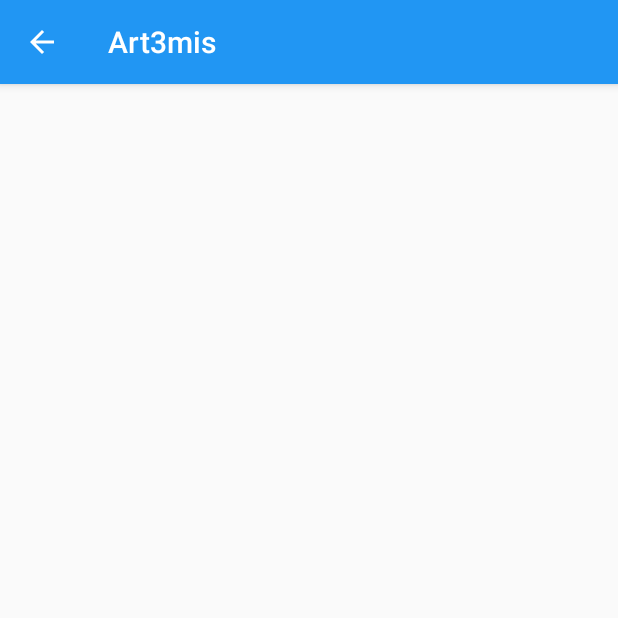
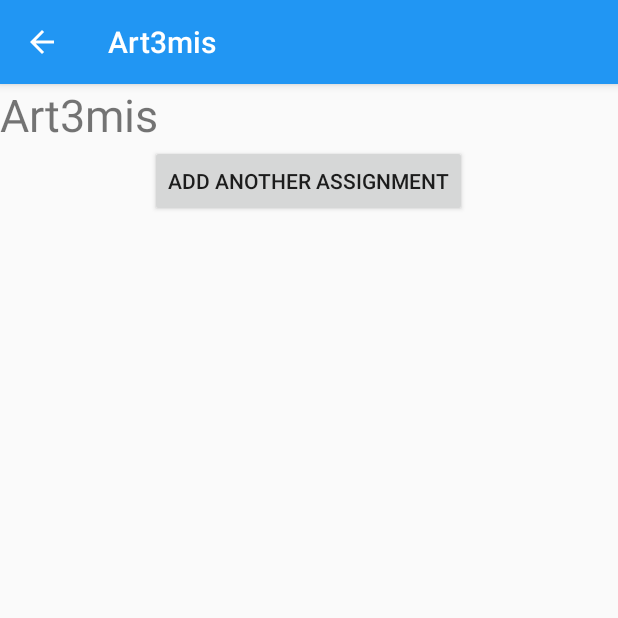
Before and after one commit to JasonTang99/Art3mis, an Android app: the screen it shows after launch (Results), after a tap on "RESULTS", on a phone screen of 412 x 824 dp, the top half of it. Run offline under Robolectric (Android 15) with nearby library versions, the phone set to English and light mode, and no system bars.

Commit message:
Fixed the button problem by using a max heighted scrollview

```diff
--- a/app/src/main/java/com/example/jason/art3mis/NewInput.java
+++ b/app/src/main/java/com/example/jason/art3mis/NewInput.java
@@ -42,14 +42,16 @@ public class NewInput extends AppCompatActivity {
 		tv1.setText("Oh hi mark");
 		tv1.setPadding(8,8,8,8);
 
+		String num = Integer.toString(numberOfAssignments);
+
 		TextView tv2 = new TextView(this);
-		tv2.setText("I did not hit her");
+		tv2.setText(R.string.add_work + num);
 		tv2.setPadding(8,8,8,8);
 
 		newAssignment.addView(tv1);
 		newAssignment.addView(tv2);
 
-		scrollingAssignments.addView(newAssignment);
+		scrollingAssignments.addView(newAssignment, scrollingAssignments.indexOfChild(findViewById(R.id.add_work_button)));
 	}
 
 }
--- a/app/src/main/java/com/example/jason/art3mis/Results.java
+++ b/app/src/main/java/com/example/jason/art3mis/Results.java
@@ -1,8 +1,13 @@
 package com.example.jason.art3mis;
 
+import android.content.res.Resources;
 import android.support.v7.app.AppCompatActivity;
 import android.os.Bundle;
+import android.view.View;
+import android.widget.Button;
+import android.widget.LinearLayout;
 import android.widget.TextView;
+
 
 public class Results extends AppCompatActivity {
 
@@ -11,9 +16,39 @@ public class Results extends AppCompatActivity {
   	super.onCreate(savedInstanceState);
 		setContentView(R.layout.activity_results);
 
-		TextView tv = findViewById(R.id.bob_is_not_good);
-		String sent = (String) getIntent().getSerializableExtra("Numbers");
-		tv.setText(sent);
+//		TextView tv = findViewById(R.id.bob_is_not_good);
+//		String sent = (String) getIntent().getSerializableExtra("Numbers");
+//		tv.setText(sent);
+
+		ScrollViewWithMaxHeight sc = findViewById(R.id.max_height_scroll);
+		TextView tv = findViewById(R.id.top_tv);
+		Button but = findViewById(R.id.add_work_button);
+
+		int tvHeight = tv.getHeight();
+		int butHeight = but.getHeight();
+		int totalHeight = getScreenHeight();
+
+		sc.setMaxHeight(totalHeight - tvHeight - butHeight);
+
+	}
+
+
+	public static int getScreenWidth() {
+		return Resources.getSystem().getDisplayMetrics().widthPixels;
+	}
+
+	public static int getScreenHeight() {
+		return Resources.getSystem().getDisplayMetrics().heightPixels;
+	}
+
+
+	public void moreWork(View v) {
+		TextView tv1 = new TextView(this);
+		tv1.setText("Oh hi mark");
+		tv1.setPadding(8,8,8,8);
+
+		LinearLayout linlay = findViewById(R.id.scrolling_layout);
+		linlay.addView(tv1);
 	}
 
 
--- /dev/null
+++ b/app/src/main/java/com/example/jason/art3mis/ScrollViewWithMaxHeight.java
@@ -0,0 +1,45 @@
+package com.example.jason.art3mis;
+
+import android.content.Context;
+import android.util.AttributeSet;
+import android.widget.ScrollView;
+
+public class ScrollViewWithMaxHeight extends ScrollView {
+
+	public static int WITHOUT_MAX_HEIGHT_VALUE = -1;
+
+	private int maxHeight = WITHOUT_MAX_HEIGHT_VALUE;
+
+	public ScrollViewWithMaxHeight(Context context) {
+		super(context);
+	}
+
+	public ScrollViewWithMaxHeight(Context context, AttributeSet attrs) {
+		super(context, attrs);
+	}
+
+	public ScrollViewWithMaxHeight(Context context, AttributeSet attrs, int defStyle) {
+		super(context, attrs, defStyle);
+	}
+
+	@Override
+	protected void onMeasure(int widthMeasureSpec, int heightMeasureSpec) {
+		try {
+			int heightSize = MeasureSpec.getSize(heightMeasureSpec);
+			if (maxHeight != WITHOUT_MAX_HEIGHT_VALUE
+				&& heightSize > maxHeight) {
+				heightSize = maxHeight;
+			}
+			heightMeasureSpec = MeasureSpec.makeMeasureSpec(heightSize, MeasureSpec.AT_MOST);
+			getLayoutParams().height = heightSize;
+		} catch (Exception e) {
+			e.printStackTrace();
+		} finally {
+			super.onMeasure(widthMeasureSpec, heightMeasureSpec);
+		}
+	}
+
+	public void setMaxHeight(int maxHeight) {
+		this.maxHeight = maxHeight;
+	}
+}
--- a/app/src/main/res/layout/activity_new_input.xml
+++ b/app/src/main/res/layout/activity_new_input.xml
@@ -14,26 +14,29 @@
 
   <ScrollView
     android:layout_width="match_parent"
-    android:layout_height="match_parent">
+    android:layout_height="match_parent"
+    >
     <LinearLayout
       android:layout_width="match_parent"
-      android:layout_height="match_parent"
+      android:layout_height="wrap_content"
       android:id="@+id/scrolling_layout"
       android:orientation="vertical">
 
 
+      <Button
+        android:layout_width="wrap_content"
+        android:layout_height="wrap_content"
+        android:textAlignment="center"
+        android:layout_gravity="center"
+        android:text="@string/add_work"
+        android:onClick="moreAssignments"
+        android:id="@+id/add_work_button"
+        />
+    </LinearLayout>
 
-    </LinearLayout>
   </ScrollView>
 
-  <Button
-    android:layout_width="wrap_content"
-    android:layout_height="wrap_content"
-    android:textAlignment="center"
-    android:layout_gravity="center"
-    android:text="@string/add_work"
-    android:onClick="moreAssignments"
-    />
+
 
 
 
--- a/app/src/main/res/layout/activity_results.xml
+++ b/app/src/main/res/layout/activity_results.xml
@@ -1,16 +1,46 @@
 <?xml version="1.0" encoding="utf-8"?>
-<android.support.constraint.ConstraintLayout xmlns:android="http://schemas.android.com/apk/res/android"
-  xmlns:app="http://schemas.android.com/apk/res-auto"
-  xmlns:tools="http://schemas.android.com/tools"
+<LinearLayout
+  android:orientation="vertical"
   android:layout_width="match_parent"
-  android:layout_height="match_parent"
-  tools:context=".Results">
+  android:layout_height="wrap_content"
+  xmlns:android="http://schemas.android.com/apk/res/android">
 
   <TextView
     android:layout_width="wrap_content"
     android:layout_height="wrap_content"
-    android:id="@+id/bob_is_not_good"
     android:textSize="30sp"
-    android:text="Hi im bob"/>
+    android:text="@string/app_name"
+    android:id="@+id/top_tv"/>
 
-</android.support.constraint.ConstraintLayout>
+
+  <com.example.jason.art3mis.ScrollViewWithMaxHeight
+    android:layout_width="match_parent"
+    android:layout_height="wrap_content"
+    android:id="@+id/max_height_scroll"
+    >
+
+
+    <LinearLayout
+      android:layout_width="match_parent"
+      android:layout_height="wrap_content"
+      android:id="@+id/scrolling_layout"
+      android:orientation="vertical">
+
+    </LinearLayout>
+
+
+
+  </com.example.jason.art3mis.ScrollViewWithMaxHeight>
+
+  <Button
+    android:layout_width="wrap_content"
+    android:layout_height="wrap_content"
+    android:textAlignment="center"
+    android:layout_gravity="center"
+    android:text="@string/add_work"
+    android:id="@+id/add_work_button"
+    android:onClick="moreWork"
+    />
+
+
+</LinearLayout>
```
